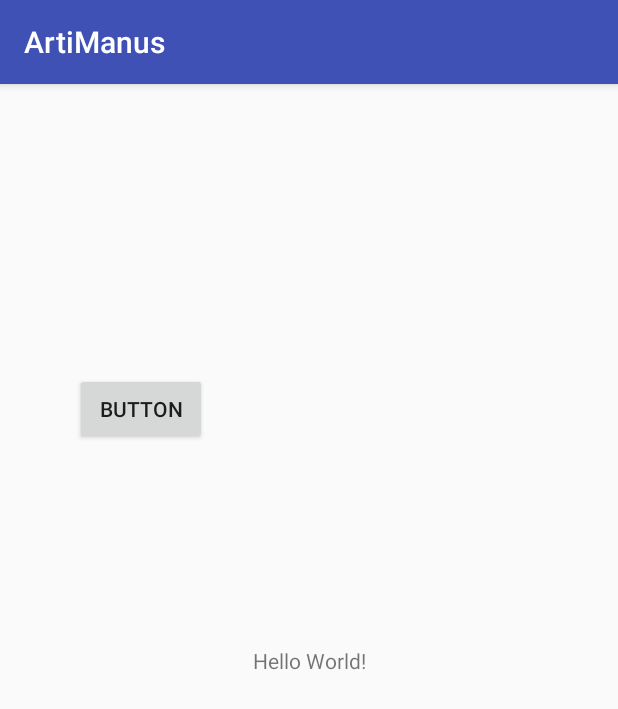
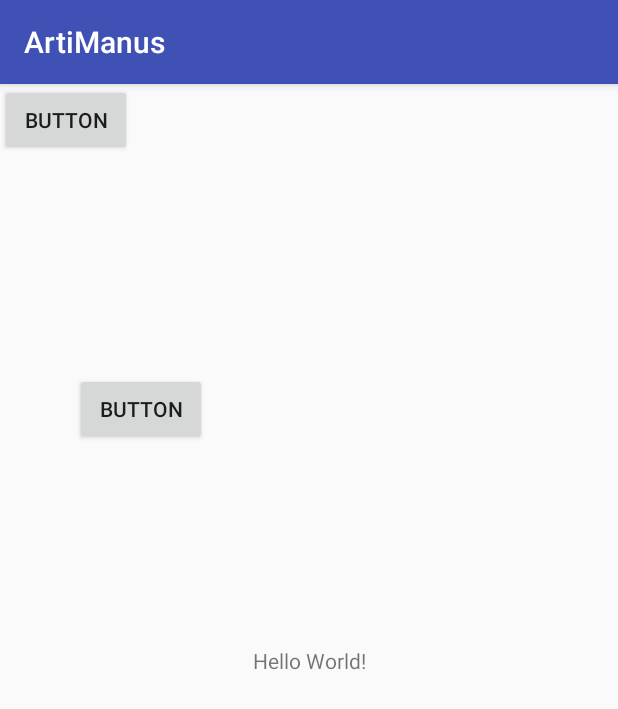
Before and after one commit to aldosoni1/ArtiManus, an Android app: the screen it shows after launch (MainActivity), on a phone screen of 412 x 824 dp. Shown: the top 709 px of the screen. Run offline under Robolectric (Android 15) with nearby library versions, the phone set to English and light mode, and no system bars.

Commit message:
Prueba boton

```diff
--- a/app/src/main/java/com/example/aldo/artimanus/MainActivity.java
+++ b/app/src/main/java/com/example/aldo/artimanus/MainActivity.java
@@ -9,6 +9,5 @@ public class MainActivity extends AppCompatActivity {
     protected void onCreate(Bundle savedInstanceState) {
         super.onCreate(savedInstanceState);
         setContentView(R.layout.activity_main);
-        System.out.print("Hojhvj");
     }
 }
--- a/app/src/main/res/layout/activity_main.xml
+++ b/app/src/main/res/layout/activity_main.xml
@@ -29,4 +29,12 @@
         app:layout_constraintStart_toStartOf="parent"
         app:layout_constraintTop_toTopOf="parent" />
 
+    <Button
+        android:id="@+id/button2"
+        android:layout_width="wrap_content"
+        android:layout_height="wrap_content"
+        android:text="Button"
+        tools:layout_editor_absoluteX="55dp"
+        tools:layout_editor_absoluteY="321dp" />
+
 </android.support.constraint.ConstraintLayout>
```
